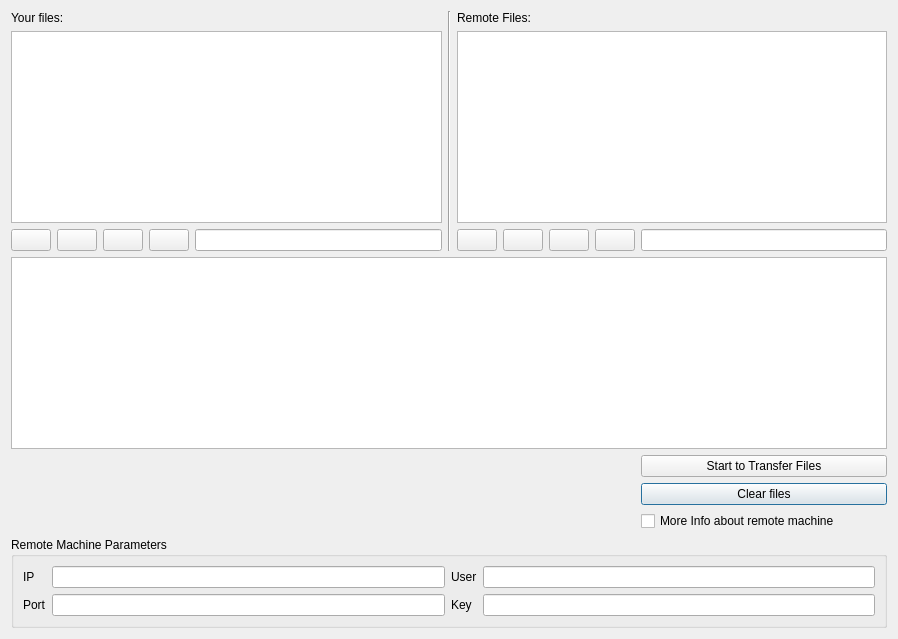
subutai-io/control-center, file hub/forms/DlgTransferFile.ui: the form before one commit.
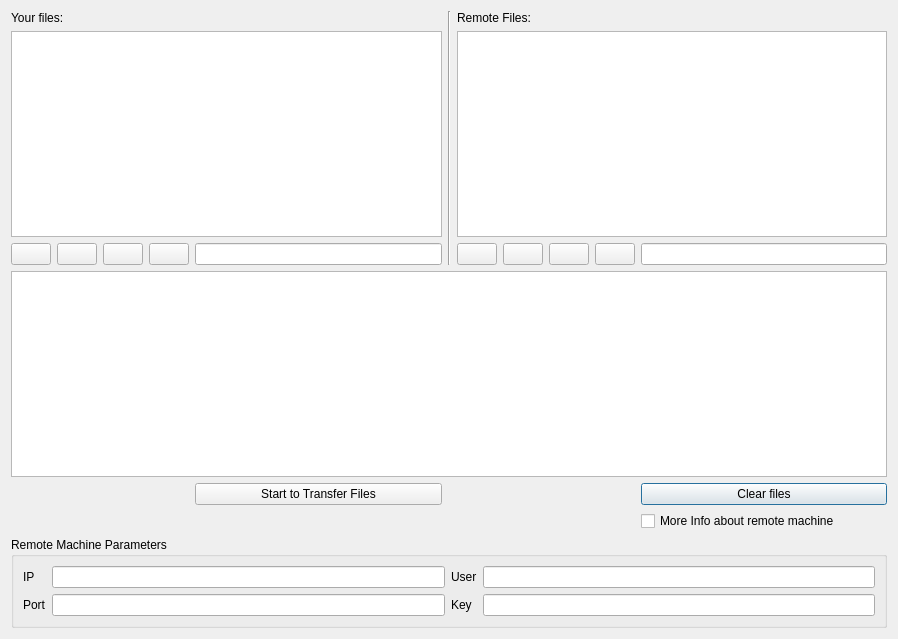
The form after the commit. Icons and pictures are not drawn. Custom widgets are drawn as their Qt base class.

Commit message: added threads for each scp command

What changed in the file:
```diff
--- a/hub/forms/DlgTransferFile.ui
+++ b/hub/forms/DlgTransferFile.ui
@@ -42,13 +42,6 @@
    <item row="1" column="6" colspan="5">
     <widget class="FileSystemTableWidget" name="remote_file_system"/>
    </item>
-   <item row="4" column="10">
-    <widget class="QPushButton" name="btn_start_transfer">
-     <property name="text">
-      <string>Start to Transfer Files</string>
-     </property>
-    </widget>
-   </item>
    <item row="2" column="6">
     <widget class="QPushButton" name="btn_download_file">
      <property name="text">
@@ -211,6 +204,13 @@
      </layout>
     </widget>
    </item>
+   <item row="5" column="4">
+    <widget class="QPushButton" name="btn_start_transfer">
+     <property name="text">
+      <string>Start to Transfer Files</string>
+     </property>
+    </widget>
+   </item>
   </layout>
  </widget>
  <customwidgets>
```
The commit also changes 2 other files.
